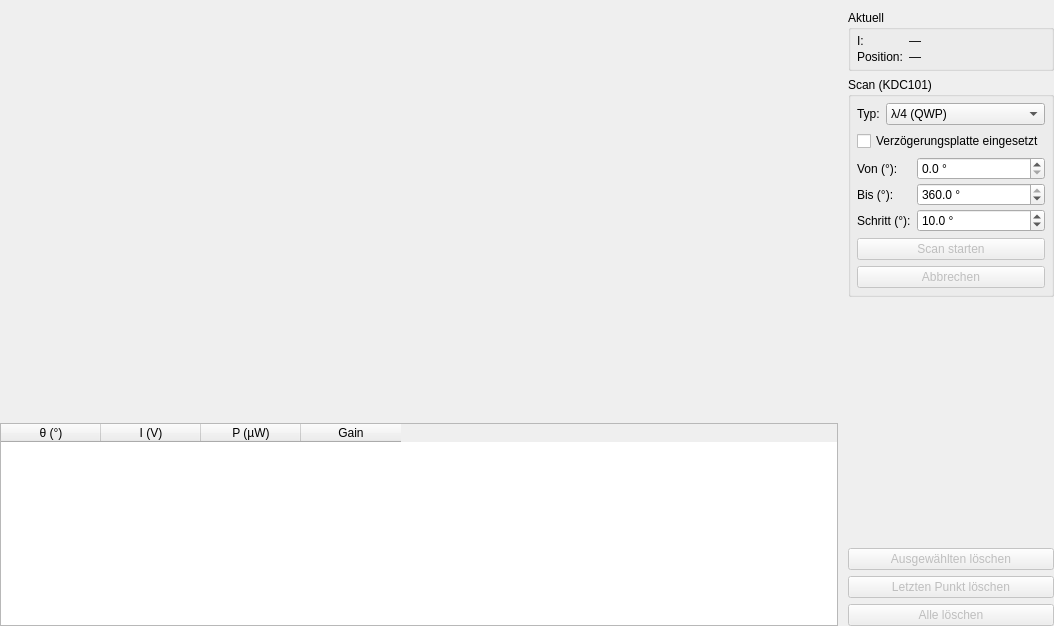
Old version of the form polarisation_ui/pyqt/waveplate_tab.ui in the repository cckssr/polarisation-ui.
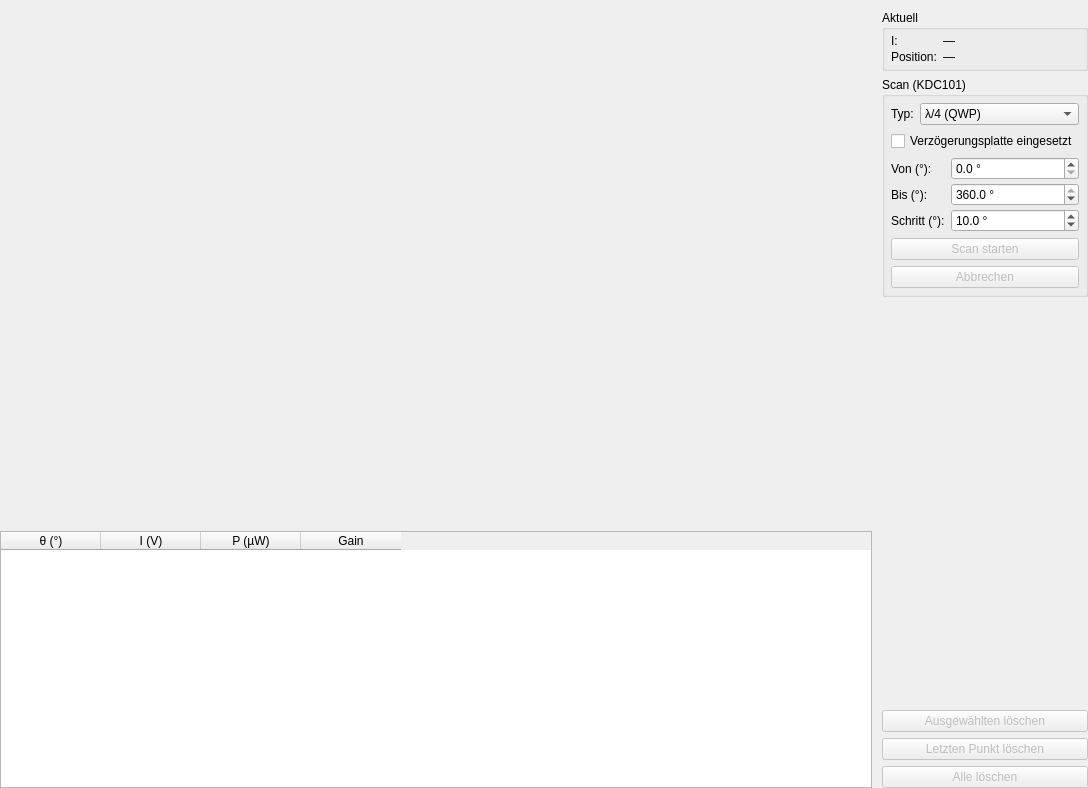
New version of the form. Custom widgets are drawn as their Qt base class.

```diff
--- a/polarisation_ui/pyqt/waveplate_tab.ui
+++ b/polarisation_ui/pyqt/waveplate_tab.ui
@@ -6,8 +6,8 @@
    <rect>
     <x>0</x>
     <y>0</y>
-    <width>1054</width>
-    <height>626</height>
+    <width>1088</width>
+    <height>788</height>
    </rect>
   </property>
   <layout class="QGridLayout" name="gridLayout" rowstretch="2,1" columnstretch="2,0">
@@ -74,6 +74,14 @@
       <bool>true</bool>
      </property>
      <widget class="QWidget" name="contentSide">
+      <property name="geometry">
+       <rect>
+        <x>0</x>
+        <y>0</y>
+        <width>223</width>
+        <height>778</height>
+       </rect>
+      </property>
       <layout class="QVBoxLayout" name="layoutSide">
        <property name="spacing">
         <number>6</number>
```
